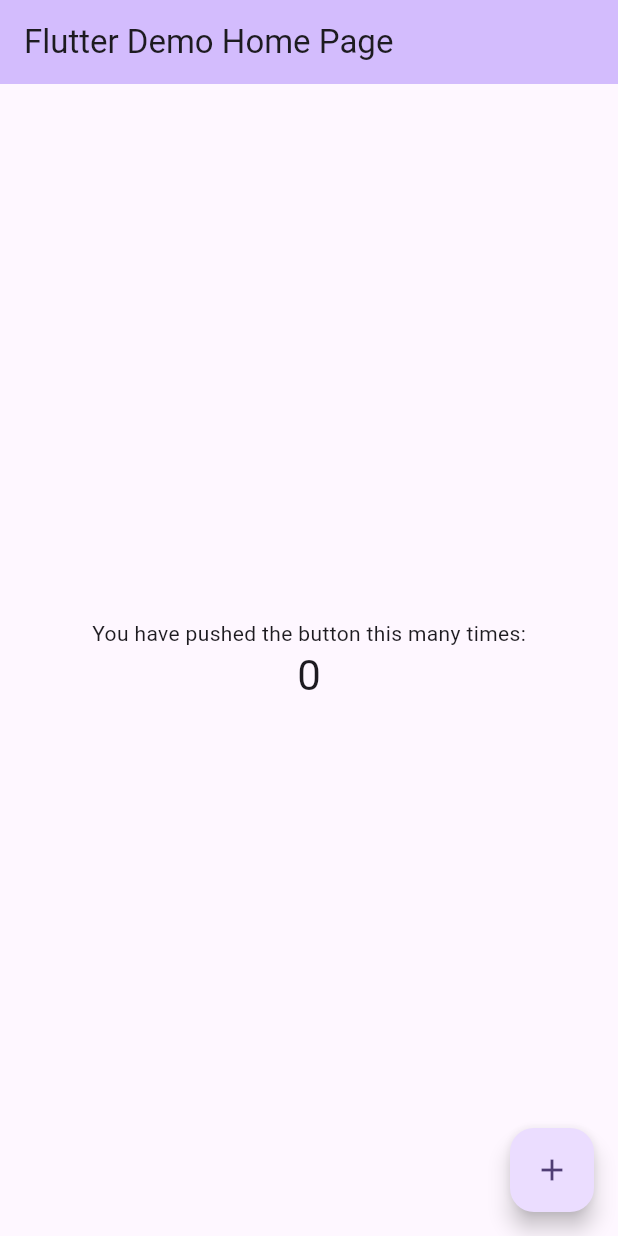
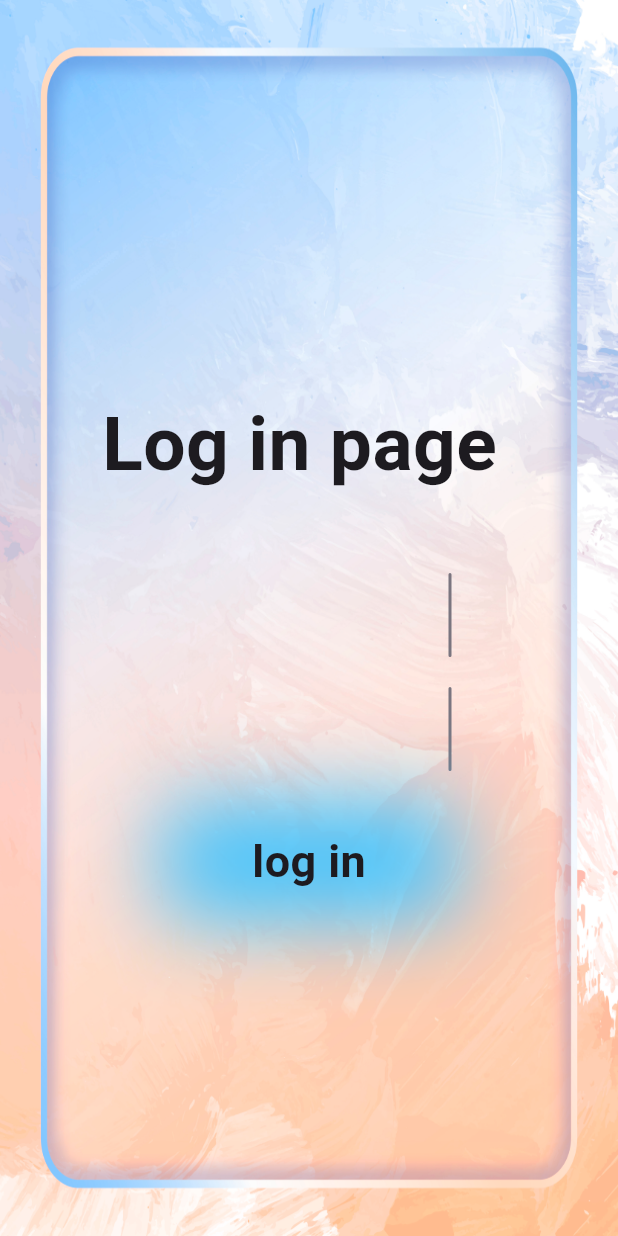
Before and after one commit to ITI-Flutter-project2023/ITI_Flutter_project2023, a Flutter app: the screen it shows after launch, on a phone screen of 412 x 824 dp. Run offline on Flutter 3.47's test engine with Material 2 defaults, Android fonts, the phone set to English and light mode, and no system bars.

Commit message:
signin/up

```diff
--- /dev/null
+++ b/lib/log_in.dart
@@ -0,0 +1,72 @@
+import 'package:flutter/material.dart';
+import 'package:iti_flutter_project/sign_up.dart';
+import 'package:iti_flutter_project/widgets/buttons.dart';
+import 'package:iti_flutter_project/widgets/text_field.dart';
+
+class LogIn extends StatefulWidget {
+  const LogIn({super.key});
+
+  @override
+  State<LogIn> createState() => _LogInState();
+}
+
+class _LogInState extends State<LogIn> {
+  final _formKey = GlobalKey<FormState>();
+  final TextEditingController emailcontroller =TextEditingController();
+  final TextEditingController passwordController = TextEditingController();
+
+
+  @override
+  Widget build(BuildContext context) {
+    return  Scaffold(
+      body: Container(decoration: BoxDecoration(
+        image: DecorationImage(
+          image: AssetImage('assets/background4.jpg'),
+          fit: BoxFit.fill,),
+      ),
+        child: Center(
+            child: Form(
+              key: _formKey,
+              child: SingleChildScrollView(
+                child:
+                Column(
+                 children: [
+                   Padding(padding: const EdgeInsets.symmetric(vertical: 50.0),
+                     child:
+                     Text("Log in page ",style: TextStyle(fontSize: 50,fontWeight: FontWeight.bold),),
+                   ),
+
+                   Padding(
+                     padding: const EdgeInsets.symmetric(),
+                     child: Text_field(text: "  Email",),//valid: '@gmail.com', message: 'not valid email'
+                   ),
+
+                   Padding(
+                     padding: const EdgeInsets.symmetric(vertical: 20.0),
+                     child: Text_field(text:"  Password",), //valid: 7, message: 'should contain 8 numbers',
+                   ),
+
+
+                   InkWell(
+                     onTap: (){
+                       _formKey.currentState!.validate();
+                       /*Navigator.push(context,
+                         MaterialPageRoute(builder: (context) =>
+                             Sign_up()),);*/
+                     },
+                     child: Buttons(button_text: "log in",),
+                   )
+
+
+
+                 ],
+                ),
+              ),
+            ),
+          ),
+      ),
+      );
+
+
+  }
+}
--- a/lib/main.dart
+++ b/lib/main.dart
@@ -1,4 +1,6 @@
 import 'package:flutter/material.dart';
+
+import 'log_in.dart';
 
 void main() {
   runApp(const MyApp());
@@ -31,12 +33,12 @@ class MyApp extends StatelessWidget {
         colorScheme: ColorScheme.fromSeed(seedColor: Colors.deepPurple),
         useMaterial3: true,
       ),
-      home: const MyHomePage(title: 'Flutter Demo Home Page'),
+      home: const LogIn(),
     );
   }
 }
 
-class MyHomePage extends StatefulWidget {
+/*class MyHomePage extends StatefulWidget {
   const MyHomePage({super.key, required this.title});
 
   // This widget is the home page of your application. It is stateful, meaning
@@ -122,4 +124,4 @@ class _MyHomePageState extends State<MyHomePage> {
       ), // This trailing comma makes auto-formatting nicer for build methods.
     );
   }
-}
+}*/
--- /dev/null
+++ b/lib/widgets/buttons.dart
@@ -0,0 +1,31 @@
+import 'package:flutter/material.dart';
+
+class Buttons extends StatefulWidget {
+  final String button_text;
+  const Buttons({super.key,required this.button_text});
+
+  @override
+  State<Buttons> createState() => _ButtonsState();
+}
+
+class _ButtonsState extends State<Buttons> {
+  @override
+  Widget build(BuildContext context) {
+    return  Container(
+      height: 80, width: 200,
+      decoration: BoxDecoration(color: Colors.transparent,
+        borderRadius: BorderRadius.circular(15),
+        boxShadow: [
+          BoxShadow(
+            color: Colors.lightBlueAccent,
+            //spreadRadius: 5,
+            blurRadius: 50,
+            //offset: Offset(0, 3),
+          ),
+        ],
+      ),
+
+      child: Center(child: Text(widget.button_text,style: TextStyle(fontSize: 30,fontWeight: FontWeight.bold),),),
+    );
+  }
+}
--- /dev/null
+++ b/lib/widgets/text_field.dart
@@ -0,0 +1,42 @@
+import 'package:flutter/material.dart';
+
+class Text_field extends StatefulWidget {
+  final String text;
+  //final dynamic valid;
+  //final String message;
+  const Text_field({super.key, required this.text,});//required this.valid,required this.message
+
+  @override
+  State<Text_field> createState() => _Text_fieldState();
+}
+
+class _Text_fieldState extends State<Text_field> {
+  @override
+  Widget build(BuildContext context) {
+    return  Center(
+      child: Padding(padding: const EdgeInsets.symmetric(horizontal: 300.0),
+        child:
+        TextFormField(
+          //controller: emailcontroller,
+          decoration: InputDecoration(labelText:widget.text,
+            labelStyle:TextStyle(fontSize:30,fontWeight: FontWeight.bold),
+            border: OutlineInputBorder(  borderRadius: BorderRadius.circular(20.0)),
+          ),
+          /*validator: (value){
+            if (value!.contains(widget.valid)){
+              return null;
+            }
+              else{
+                return widget.message;
+              }
+            }*/
+            /*else if(widget.text=="Password" && value!.length>(widget.valid)){
+              return null;
+              }else{
+              return widget.message;
+            }*/
+
+       ),),
+    );
+  }
+}
--- a/pubspec.yaml
+++ b/pubspec.yaml
@@ -59,9 +59,9 @@ flutter:
   uses-material-design: true
 
   # To add assets to your application, add an assets section, like this:
-  # assets:
-  #   - images/a_dot_burr.jpeg
-  #   - images/a_dot_ham.jpeg
+  assets:
+     - assets/
+
 
   # An image asset can refer to one or more resolution-specific "variants", see
   # https://flutter.dev/assets-and-images/#resolution-aware
```
Also changed, not shown: lib/sign_up.dart (added, +68 -0 lines), assets/background1.jpg (added), assets/background3.jpg (added), assets/background4.jpg (added).
